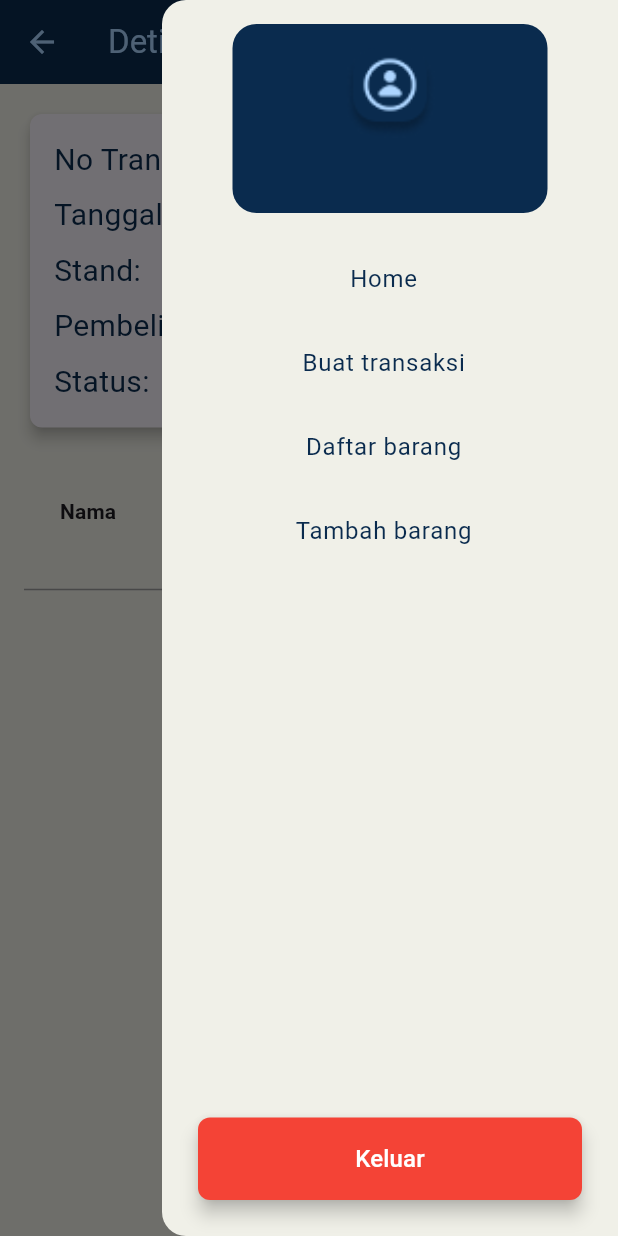
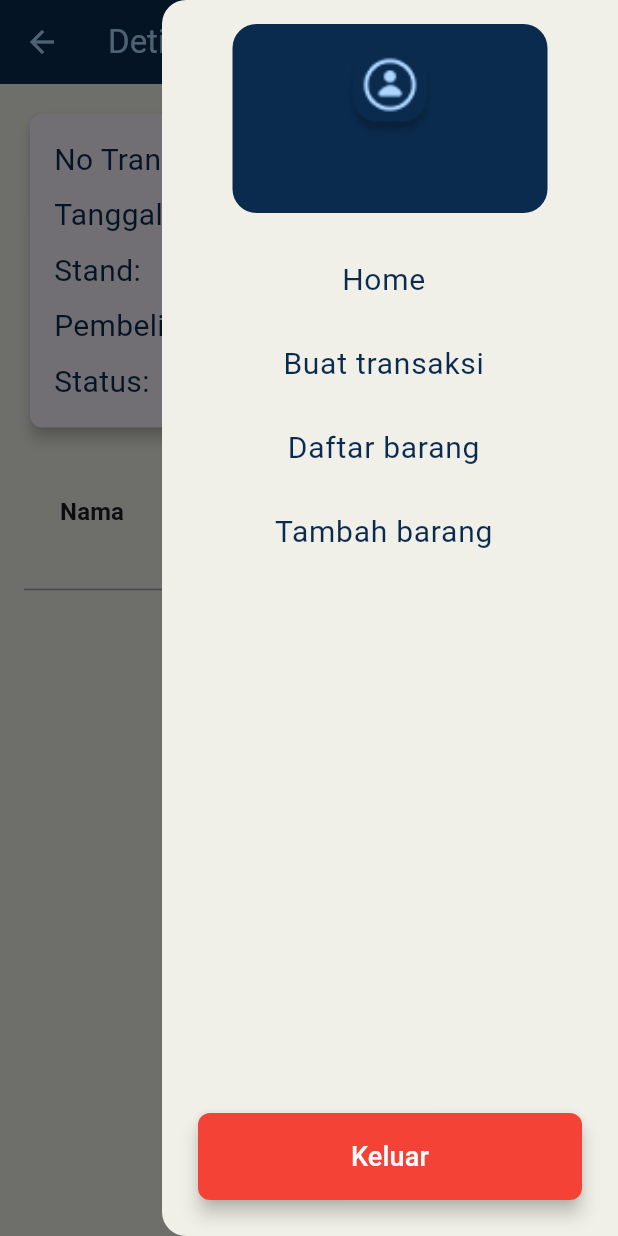
Before and after one commit to KelpinHarr/project_bazzar, a Flutter app: the DetailTransaksi screen opened directly with empty values, with the side drawer open, on a phone screen of 412 x 824 dp. Run offline on Flutter 3.47's test engine with Material 3 defaults, Android fonts, the light colour scheme and no system bars; our stand-ins replace camera, cloud_firestore, dropdown_search, firebase_core; missing offline and left inert: qr_code_scanner; accounts and stored records are empty.

Commit message:
Revision fontSize

```diff
--- a/lib/stand/billTransaksi.dart
+++ b/lib/stand/billTransaksi.dart
@@ -17,41 +17,45 @@ class BillTransaksi extends StatelessWidget {
             DataColumn(
               label: Text(
                 'Nama',
-                style: TextStyle(fontWeight: FontWeight.bold),
+                style: TextStyle(fontWeight: FontWeight.bold, fontSize: 16),
               ),
             ),
             DataColumn(
               label: Text(
                 'Qty',
-                style: TextStyle(fontWeight: FontWeight.bold),
+                style: TextStyle(fontWeight: FontWeight.bold, fontSize: 16),
               ),
             ),
             DataColumn(
               label: Text(
                 'Harga',
-                style: TextStyle(fontWeight: FontWeight.bold),
+                style: TextStyle(fontWeight: FontWeight.bold, fontSize: 16),
               ),
             ),
             DataColumn(
               label: Text(
                 'Total',
-                style: TextStyle(fontWeight: FontWeight.bold),
+                style: TextStyle(fontWeight: FontWeight.bold, fontSize: 16),
               ),
             ),
           ],
           rows: transaction.items.map((item) => DataRow(
             cells: [
               DataCell(
-                Text(item.name),
+                Text(item.name,
+                style: TextStyle(fontSize: 16)),
               ),
               DataCell(
-                Text(item.quantity.toString()),
+                Text(item.quantity.toString(),
+                    style: TextStyle(fontSize: 16)),
               ),
               DataCell(
-                Text(formatCurrency(item.price.toInt())),
+                Text(formatCurrency(item.price.toInt()),
+                    style: TextStyle(fontSize: 16)),
               ),
               DataCell(
-                Text(formatCurrency((item.price * item.quantity).toInt())),
+                Text(formatCurrency((item.price * item.quantity).toInt()),
+                    style: TextStyle(fontSize: 16)),
               ),
             ],
           )).toList(),
--- a/lib/stand/buatTransaksi.dart
+++ b/lib/stand/buatTransaksi.dart
@@ -100,8 +100,6 @@ class _BuatTransaksiState extends State<BuatTransaksi> {
     int totalQty = transactions
         .expand((transaction) => transaction.items)
         .fold(0, (sum, item) => sum + item.quantity);
-
-    final isLandscape = MediaQuery.of(context).orientation == Orientation.landscape;
 
     return NavbarStandv2(
       name: widget.name,
--- a/lib/stand/navbar.dart
+++ b/lib/stand/navbar.dart
@@ -48,6 +48,7 @@ class NavBarStand extends StatelessWidget {
               textAlign: TextAlign.center,
               style: TextStyle(
                 fontWeight: FontWeight.bold,
+                fontSize: 20,
                 color: Color(0xff0A2B4E),
               ),
             ),
@@ -64,6 +65,7 @@ class NavBarStand extends StatelessWidget {
               textAlign: TextAlign.center,
               style: TextStyle(
                 color: Color(0xff0A2B4E),
+                fontSize: 20,
               ),
             ),
             onTap: () {
@@ -79,6 +81,7 @@ class NavBarStand extends StatelessWidget {
               textAlign: TextAlign.center,
               style: TextStyle(
                 color: Color(0xff0A2B4E),
+                fontSize: 20,
               ),
             ),
             onTap: () {
@@ -94,6 +97,7 @@ class NavBarStand extends StatelessWidget {
               textAlign: TextAlign.center,
               style: TextStyle(
                 color: Color(0xff0A2B4E),
+                fontSize: 20,
               ),
             ),
             onTap: () {
--- a/lib/stand/navbarv2.dart
+++ b/lib/stand/navbarv2.dart
@@ -127,6 +127,7 @@ class NavbarStandv2 extends StatelessWidget {
                       fontWeight: activePage == 'Home'
                           ? FontWeight.bold
                           : FontWeight.normal,
+                      fontSize: 20,
                       color: const Color(0xff0A2B4E),
                     ),
                   ),
@@ -146,6 +147,7 @@ class NavbarStandv2 extends StatelessWidget {
                       fontWeight: activePage == 'Buat transaksi'
                           ? FontWeight.bold
                           : FontWeight.normal,
+                      fontSize: 20,
                       color: const Color(0xff0A2B4E),
                     ),
                   ),
@@ -167,6 +169,7 @@ class NavbarStandv2 extends StatelessWidget {
                       fontWeight: activePage == 'Daftar barang'
                           ? FontWeight.bold
                           : FontWeight.normal,
+                      fontSize: 20,
                       color: const Color(0xff0A2B4E),
                     ),
                   ),
@@ -188,6 +191,7 @@ class NavbarStandv2 extends StatelessWidget {
                       fontWeight: activePage == 'Tambah barang'
                           ? FontWeight.bold
                           : FontWeight.normal,
+                      fontSize: 20,
                       color: const Color(0xff0A2B4E),
                     ),
                   ),
@@ -225,7 +229,7 @@ class NavbarStandv2 extends StatelessWidget {
                         'Keluar',
                         style: TextStyle(
                           color: Colors.white,
-                          fontSize: 16,
+                          fontSize: 18,
                         ),
                       ),
                     ),
```
Also changed, not shown: lib/stand/tambahBarang.dart (+6 -6 lines).
